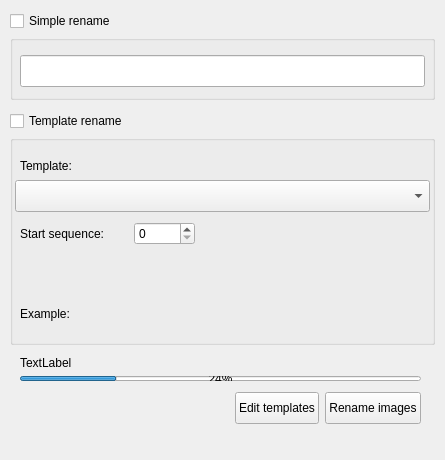
The window that Dialogs/renamefiledlg.ui (towhee/Winnow64) describes before a commit, drawn with Qt 5.
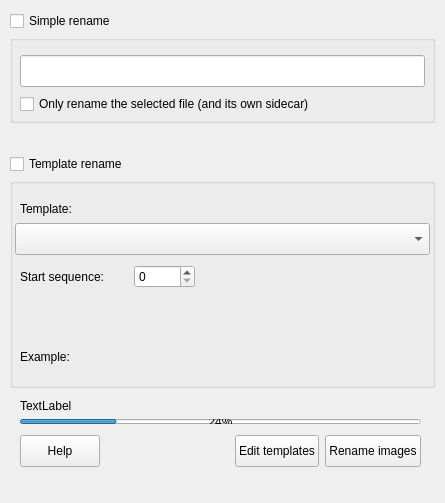
The same window after the commit.

Commit message: Simple rename tweak

Diff of the .ui file:
```diff
--- a/Dialogs/renamefiledlg.ui
+++ b/Dialogs/renamefiledlg.ui
@@ -7,7 +7,7 @@
     <x>0</x>
     <y>0</y>
     <width>445</width>
-    <height>460</height>
+    <height>503</height>
    </rect>
   </property>
   <property name="sizePolicy">
@@ -19,13 +19,13 @@
   <property name="minimumSize">
    <size>
     <width>445</width>
-    <height>460</height>
+    <height>503</height>
    </size>
   </property>
   <property name="maximumSize">
    <size>
     <width>445</width>
-    <height>460</height>
+    <height>503</height>
    </size>
   </property>
   <property name="windowTitle">
@@ -50,7 +50,7 @@
      <x>10</x>
      <y>35</y>
      <width>425</width>
-     <height>65</height>
+     <height>88</height>
     </rect>
    </property>
    <property name="title">
@@ -71,12 +71,30 @@
      </font>
     </property>
    </widget>
+   <widget class="QCheckBox" name="onlySelectedChk">
+    <property name="geometry">
+     <rect>
+      <x>10</x>
+      <y>58</y>
+      <width>405</width>
+      <height>22</height>
+     </rect>
+    </property>
+    <property name="toolTip">
+     <string>Leave the other files with the same base name (x.jpg, x.arw...) alone.
+The selected image's own sidecar (.xmp/.txt) is renamed with it.
+Click Help for how sidecars are matched to images.</string>
+    </property>
+    <property name="text">
+     <string>Only rename the selected file (and its own sidecar)</string>
+    </property>
+   </widget>
   </widget>
   <widget class="QCheckBox" name="templateRenameChk">
    <property name="geometry">
     <rect>
      <x>10</x>
-     <y>110</y>
+     <y>153</y>
      <width>200</width>
      <height>22</height>
     </rect>
@@ -89,7 +107,7 @@
    <property name="geometry">
     <rect>
      <x>10</x>
-     <y>135</y>
+     <y>178</y>
      <width>425</width>
      <height>210</height>
     </rect>
@@ -249,7 +267,7 @@
    <property name="geometry">
     <rect>
      <x>20</x>
-     <y>355</y>
+     <y>398</y>
      <width>401</width>
      <height>16</height>
     </rect>
@@ -262,7 +280,7 @@
    <property name="geometry">
     <rect>
      <x>20</x>
-     <y>376</y>
+     <y>419</y>
      <width>401</width>
      <height>5</height>
     </rect>
@@ -275,12 +293,37 @@
    <property name="geometry">
     <rect>
      <x>20</x>
-     <y>392</y>
+     <y>435</y>
      <width>401</width>
      <height>32</height>
     </rect>
    </property>
    <layout class="QHBoxLayout" name="horizontalLayout">
+    <item>
+     <widget class="QPushButton" name="helpBtn">
+      <property name="minimumSize">
+       <size>
+        <width>0</width>
+        <height>32</height>
+       </size>
+      </property>
+      <property name="maximumSize">
+       <size>
+        <width>16777215</width>
+        <height>32</height>
+       </size>
+      </property>
+      <property name="toolTip">
+       <string>How renaming works, and which sidecar belongs to which file</string>
+      </property>
+      <property name="text">
+       <string>Help</string>
+      </property>
+      <property name="autoDefault">
+       <bool>false</bool>
+      </property>
+     </widget>
+    </item>
     <item>
      <spacer name="horizontalSpacer">
       <property name="orientation">
```
The commit also changes 9 other files.
